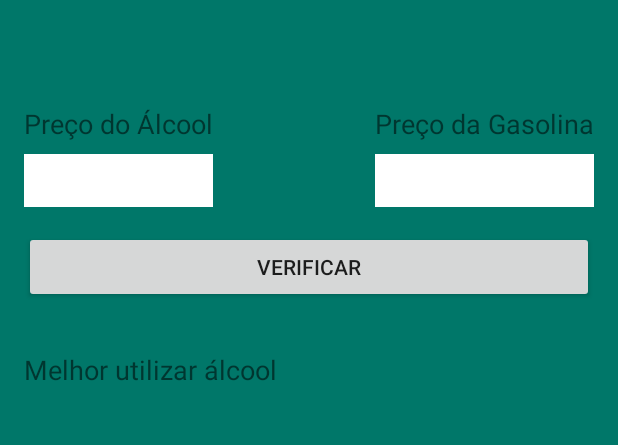
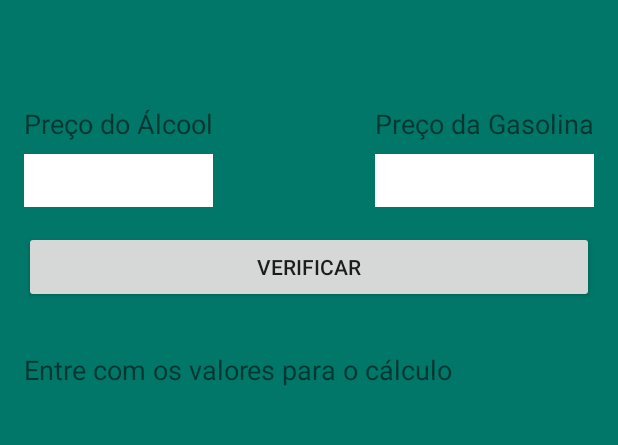
Before and after one commit to inhandui/alcoolougasolina-15apps, an Android app: the screen it shows after launch (MainActivity), after a tap on "VERIFICAR", on a phone screen of 412 x 824 dp, the part 255-700 px from its top. Run offline under Robolectric (Android 15) with nearby library versions, the phone set to English and light mode, and no system bars.

Commit message:
Adding basic error handling.

```diff
--- a/app/src/main/java/com/cursoandroid/alcoolougasolina/MainActivity.java
+++ b/app/src/main/java/com/cursoandroid/alcoolougasolina/MainActivity.java
@@ -44,6 +44,10 @@ public class MainActivity extends AppCompatActivity {
                 sPrecoAlcool = precoAlcool.getText().toString();
                 sPrecoGasolina = precoGasolina.getText().toString();
 
+                if (sPrecoAlcool.isEmpty() || sPrecoGasolina.isEmpty()){
+                    resultado.setText(getText(R.string.erro));
+                }
+                else{
                     //Get int values from string prices.
                     valorAlcool = Double.parseDouble(sPrecoAlcool);
                     valorGasolina = Double.parseDouble(sPrecoGasolina);
@@ -54,7 +58,7 @@ public class MainActivity extends AppCompatActivity {
                     else {
                         resultado.setText(getText(R.string.alcool));
                     }
-
+                }
             }
         });
 
--- a/app/src/main/res/values/strings.xml
+++ b/app/src/main/res/values/strings.xml
@@ -5,4 +5,5 @@
     <string name="btn_verificar">Verificar</string>
     <string name="alcool">Melhor utilizar álcool</string>
     <string name="gasolina">Melhor utilizar gasolina</string>
+    <string name="erro">Entre com os valores para o cálculo</string>
 </resources>
```
Lines whose indentation alone changed are shown as unchanged.
